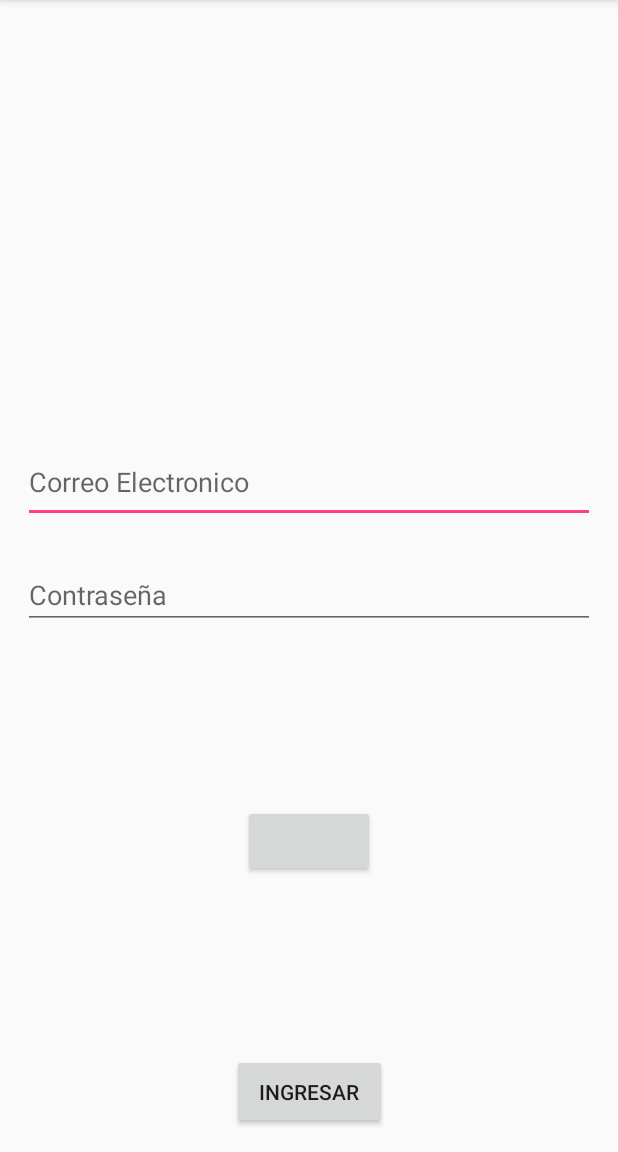
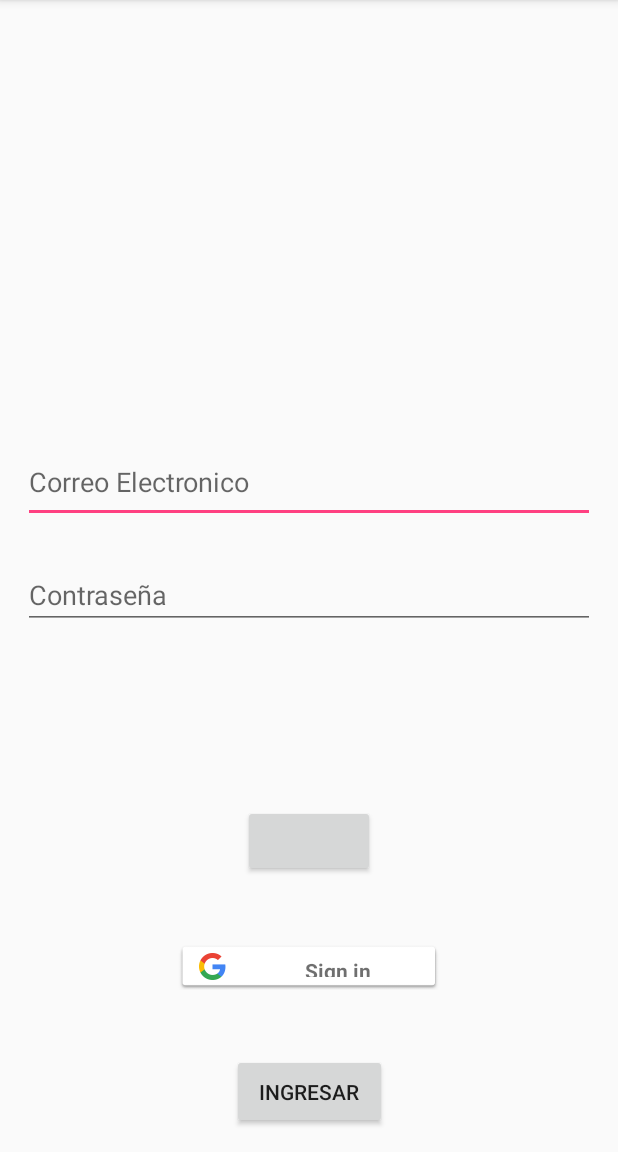
Before and after one commit to jamilevillarroel7/Proyecto2, an Android app: the screen it shows after launch (MainActivity), on a phone screen of 412 x 824 dp, the part 84-1236 px from its top. Run offline under Robolectric (Android 15) with nearby library versions, the phone set to English and light mode, and no system bars; our stand-ins replace Firebase (no records; nobody signed in at launch, a user with empty details on screens opened directly); libraries missing offline, so code that uses them is left out: com.facebook, com.facebook.appevents, com.facebook.login; plain views replace LoginButton; 5 statements that could not run were skipped.

Commit message:
Ingreso por google, hechogit status

```diff
--- a/Eventsapp/app/build.gradle
+++ b/Eventsapp/app/build.gradle
@@ -29,6 +29,6 @@ dependencies {
     androidTestImplementation 'com.android.support.test.espresso:espresso-core:3.0.1'
     implementation 'com.google.firebase:firebase-core:12.0.1'
     implementation 'com.facebook.android:facebook-android-sdk:4.32.0'
-
+    implementation 'com.google.android.gms:play-services-auth:12.0.1'
 }
 apply plugin: 'com.google.gms.google-services'
--- a/Eventsapp/app/src/main/java/com/example/viict/eventsapp/MainActivity.java
+++ b/Eventsapp/app/src/main/java/com/example/viict/eventsapp/MainActivity.java
@@ -21,6 +21,12 @@ import com.facebook.login.LoginResult;
 import com.facebook.login.widget.LoginButton;
 
 
+import com.google.android.gms.auth.api.Auth;
+import com.google.android.gms.auth.api.signin.GoogleSignInOptions;
+import com.google.android.gms.auth.api.signin.GoogleSignInResult;
+import com.google.android.gms.common.ConnectionResult;
+import com.google.android.gms.common.SignInButton;
+import com.google.android.gms.common.api.GoogleApiClient;
 import com.google.android.gms.tasks.OnCompleteListener;
 import com.google.android.gms.tasks.Task;
 import com.google.firebase.auth.AuthCredential;
@@ -32,13 +38,14 @@ import com.google.firebase.auth.FirebaseUser;
 
 import java.util.Arrays;
 
-public class MainActivity extends AppCompatActivity {
+public class MainActivity extends AppCompatActivity implements GoogleApiClient.OnConnectionFailedListener {
     private static final String TAG ="";
 
     //INTERFAZ
     private EditText emailField, passwordField;
     private Button btnLogin;
     private LoginButton lbFacebook;
+    private SignInButton signInButton;
 
     //FIREBASE
     private FirebaseAuth mAuth;
@@ -46,6 +53,10 @@ public class MainActivity extends AppCompatActivity {
 
     //FACEBOOK
     private CallbackManager mCallbackManager;
+
+    //GOOGLE
+    private GoogleApiClient googleApiClient;
+    public static final int SIGN_IN_CODE=777;
 
     protected void onCreate(Bundle savedInstanceState) {
         super.onCreate(savedInstanceState);
@@ -57,12 +68,24 @@ public class MainActivity extends AppCompatActivity {
         passwordField = (EditText) findViewById(R.id.password);
         btnLogin = (Button) findViewById(R.id.login);
         lbFacebook = (LoginButton) findViewById(R.id.login_button);
+        signInButton = (SignInButton) findViewById(R.id.signInButton);
 
         //INSTANCIA LA CONEXION CON FIREBASE
         mAuth = FirebaseAuth.getInstance();
 
         //INSTANCIA LA CONEXION A FACEBOOK
         mCallbackManager = CallbackManager.Factory.create();
+
+        //GOOGLE
+        GoogleSignInOptions gso = new GoogleSignInOptions.Builder(GoogleSignInOptions.DEFAULT_SIGN_IN)
+                .requestIdToken(getString(R.string.default_web_client_id))
+                .requestEmail()
+                .build();
+
+        googleApiClient = new GoogleApiClient.Builder(this)
+                .enableAutoManage(this, this)
+                .addApi(Auth.GOOGLE_SIGN_IN_API, gso)
+                .build();
 
 
         //ACCESO A LA SEGUNDA PANTALLA
@@ -80,6 +103,15 @@ public class MainActivity extends AppCompatActivity {
             @Override
             public void onClick(View v) {
                 LogearUsuario();
+            }
+        });
+
+        //Accion del boton google
+        signInButton.setOnClickListener(new View.OnClickListener() {
+            @Override
+            public void onClick(View view) {
+                Intent intent = Auth.GoogleSignInApi.getSignInIntent(googleApiClient);
+                startActivityForResult(intent, SIGN_IN_CODE);
             }
         });
 
@@ -115,6 +147,23 @@ public class MainActivity extends AppCompatActivity {
         super.onActivityResult(requestCode, resultCode, data);
         // Pass the activity result back to the Facebook SDK
         mCallbackManager.onActivityResult(requestCode, resultCode, data);
+
+        //google
+        if(requestCode == SIGN_IN_CODE){
+            GoogleSignInResult  result = Auth.GoogleSignInApi.getSignInResultFromIntent(data);
+            handleSignInResult(result);
+
+        }
+    }
+    //gOOGLE
+    private void handleSignInResult(GoogleSignInResult result) {
+        if(result.isSuccess()){
+
+            startActivity(new Intent(MainActivity.this, SegundaActivity.class));
+
+        }else{
+            Toast.makeText(this, "Error",Toast.LENGTH_SHORT).show();
+        }
     }
 
 
@@ -169,4 +218,11 @@ public class MainActivity extends AppCompatActivity {
         mAuth.addAuthStateListener(mAuthListener);
     }
 
+    @Override
+    public void onConnectionFailed(@NonNull ConnectionResult connectionResult) {
+
+    }
+
+
+
 }
--- a/Eventsapp/app/src/main/res/layout/activity_main.xml
+++ b/Eventsapp/app/src/main/res/layout/activity_main.xml
@@ -75,4 +75,19 @@
         app:layout_constraintStart_toStartOf="parent"
         app:layout_constraintTop_toBottomOf="@+id/password" />
 
+    <com.google.android.gms.common.SignInButton
+        android:id="@+id/signInButton"
+        android:layout_width="177dp"
+        android:layout_height="32dp"
+        android:layout_marginBottom="8dp"
+        android:layout_marginEnd="8dp"
+        android:layout_marginStart="8dp"
+        android:layout_marginTop="8dp"
+        app:layout_constraintBottom_toTopOf="@+id/login"
+        app:layout_constraintEnd_toEndOf="parent"
+        app:layout_constraintStart_toStartOf="parent"
+        app:layout_constraintTop_toBottomOf="@+id/login_button">
+
+    </com.google.android.gms.common.SignInButton>
+
 </android.support.constraint.ConstraintLayout>
--- a/Eventsapp/app/src/main/res/values/strings.xml
+++ b/Eventsapp/app/src/main/res/values/strings.xml
@@ -3,4 +3,5 @@
     <string name="error_login">Ocurrio un Error</string>
     <string name="cancel_login">Cancelado</string>
     <string name="facebook.app.id">389258941541659</string>
+    <string name="not_close_session">no se cerro sesion</string>
 </resources>
```
Also changed, not shown: Eventsapp/app/src/main/java/com/example/viict/eventsapp/SegundaActivity.java (+43 -2 lines).
